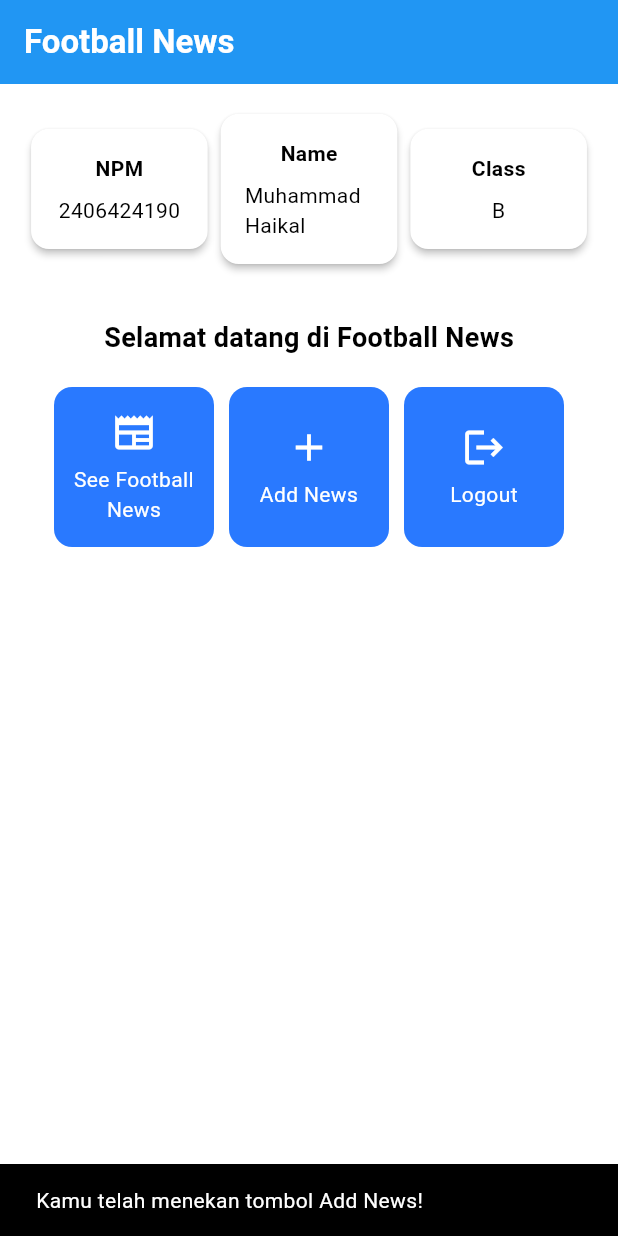
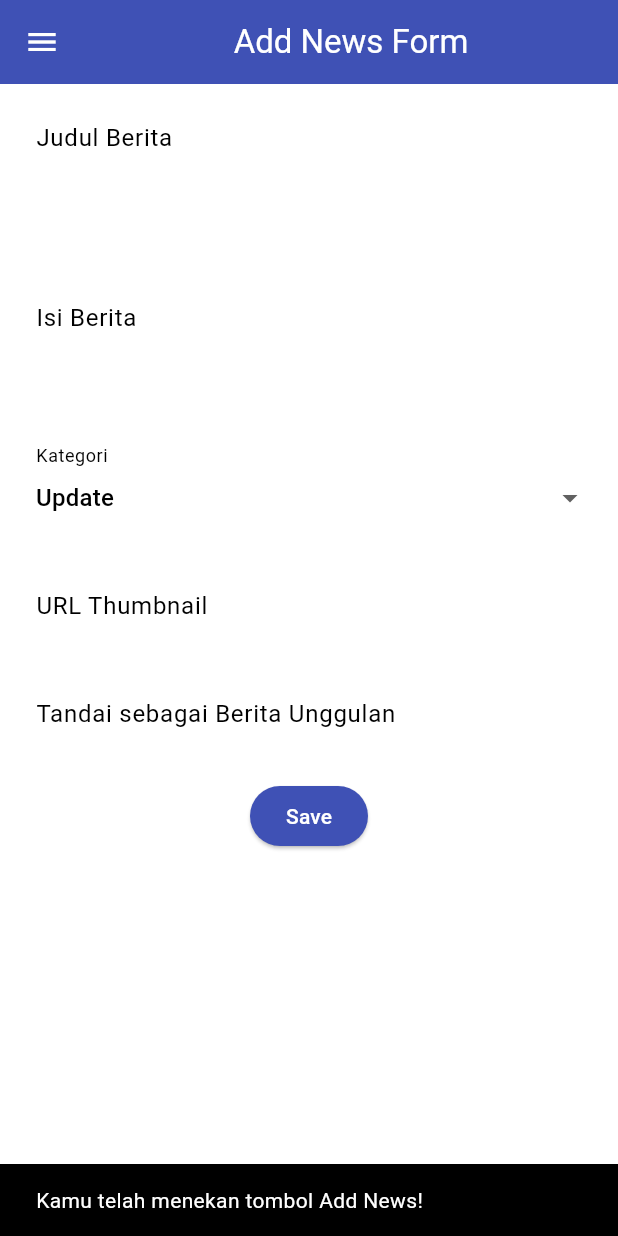
Before and after one commit to susshikan/football-news-mobile, a Flutter app: the screen it shows after launch, after a tap on "Add News", on a phone screen of 412 x 824 dp. Run offline on Flutter 3.47's test engine with Material 3 defaults, Android fonts, the phone set to English and light mode, and no system bars.

Commit message:
tutorial 7 selesai

```diff
--- a/football_news/lib/menu.dart
+++ b/football_news/lib/menu.dart
@@ -1,4 +1,6 @@
 import 'package:flutter/material.dart';
+import 'package:football_news/widgets/left_drawer.dart';
+import 'package:football_news/newslist_form.dart';
 
 class MyHomePage extends StatelessWidget {
   MyHomePage({super.key});
@@ -24,6 +26,7 @@ class MyHomePage extends StatelessWidget {
         // Warna latar belakang AppBar diambil dari skema warna tema aplikasi.
         backgroundColor: Theme.of(context).colorScheme.primary,
       ),
+      drawer: LeftDrawer(),
       // Body halaman dengan padding di sekelilingnya.
       body: Padding(
         padding: const EdgeInsets.all(16.0),
@@ -159,6 +162,11 @@ class ItemCard extends StatelessWidget {
             ..showSnackBar(
               SnackBar(content: Text("Kamu telah menekan tombol ${item.name}!"))
             );
+          if (item.name == "Add News") {
+
+            Navigator.push(context,
+            MaterialPageRoute(builder: (context) => const NewsFormPage()));
+          }
         },
         // Container untuk menyimpan Icon dan Text
         child: Container(
--- /dev/null
+++ b/football_news/lib/newslist_form.dart
@@ -0,0 +1,210 @@
+import 'package:flutter/material.dart';
+import 'package:football_news/widgets/left_drawer.dart';
+
+
+class NewsFormPage extends StatefulWidget {
+    const NewsFormPage({super.key});
+
+    @override
+    State<NewsFormPage> createState() => _NewsFormPageState();
+}
+
+class _NewsFormPageState extends State<NewsFormPage> {
+    final _formKey = GlobalKey<FormState>();
+    String _title = "";
+    String _content = "";
+    String _category = "update"; // default
+    String _thumbnail = "";
+    bool _isFeatured = false; // default
+    final List<String> _categories = [
+    'transfer',
+    'update',
+    'exclusive',
+    'match',
+    'rumor',
+    'analysis',
+  ];
+    @override
+    Widget build(BuildContext context) {
+        return Scaffold(
+          appBar: AppBar(
+            title: const Center(
+              child: Text(
+                'Add News Form',
+              ),
+            ),
+            backgroundColor: Colors.indigo,
+            foregroundColor: Colors.white,
+          ),
+          drawer: LeftDrawer(),
+          body: Form(
+            key: _formKey,
+            child: SingleChildScrollView(child: Column(
+            crossAxisAlignment: CrossAxisAlignment.start,
+            children:[
+              // === Title ===
+              Padding(
+                padding: const EdgeInsets.all(8.0),
+                child: TextFormField(
+                  decoration: InputDecoration(
+                    hintText: "Judul Berita",
+                    labelText: "Judul Berita",
+                    border: OutlineInputBorder(
+                      borderRadius: BorderRadius.circular(5.0),
+                    ),
+                  ),
+                  onChanged: (String? value) {
+                    setState(() {
+                      _title = value!;
+                    });
+                  },
+                  validator: (String? value) {
+                    if (value == null || value.isEmpty) {
+                      return "Judul tidak boleh kosong!";
+                    }
+                    return null;
+                  },
+                ),
+              ),
+                // === Content ===
+          Padding(
+            padding: const EdgeInsets.all(8.0),
+            child: TextFormField(
+              maxLines: 5,
+              decoration: InputDecoration(
+                hintText: "Isi Berita",
+                labelText: "Isi Berita",
+                border: OutlineInputBorder(
+                  borderRadius: BorderRadius.circular(5.0),
+                ),
+              ),
+              onChanged: (String? value) {
+                setState(() {
+                  _content = value!;
+                });
+              },
+              validator: (String? value) {
+                if (value == null || value.isEmpty) {
+                  return "Isi berita tidak boleh kosong!";
+                }
+                return null;
+              },
+            ),
+          ),
+
+          // === Category ===
+          Padding(
+            padding: const EdgeInsets.all(8.0),
+            child: DropdownButtonFormField<String>(
+              decoration: InputDecoration(
+                labelText: "Kategori",
+                border: OutlineInputBorder(
+                  borderRadius: BorderRadius.circular(5.0),
+                ),
+              ),
+              value: _category,
+              items: _categories
+                  .map((cat) => DropdownMenuItem(
+                        value: cat,
+                        child: Text(
+                            cat[0].toUpperCase() + cat.substring(1)),
+                      ))
+                  .toList(),
+              onChanged: (String? newValue) {
+                setState(() {
+                  _category = newValue!;
+                });
+              },
+            ),
+          ),
+
+          // === Thumbnail URL ===
+          Padding(
+            padding: const EdgeInsets.all(8.0),
+            child: TextFormField(
+              decoration: InputDecoration(
+                hintText: "URL Thumbnail (opsional)",
+                labelText: "URL Thumbnail",
+                border: OutlineInputBorder(
+                  borderRadius: BorderRadius.circular(5.0),
+                ),
+              ),
+              onChanged: (String? value) {
+                setState(() {
+                  _thumbnail = value!;
+                });
+              },
+            ),
+          ),
+
+          // === Is Featured ===
+          Padding(
+            padding: const EdgeInsets.all(8.0),
+            child: SwitchListTile(
+              title: const Text("Tandai sebagai Berita Unggulan"),
+              value: _isFeatured,
+              onChanged: (bool value) {
+                setState(() {
+                  _isFeatured = value;
+                });
+              },
+            ),
+          ),
+              // === Tombol Simpan ===
+          Align(
+            alignment: Alignment.bottomCenter,
+            child: Padding(
+              padding: const EdgeInsets.all(8.0),
+              child: ElevatedButton(
+                style: ButtonStyle(
+                            backgroundColor:
+                                MaterialStateProperty.all(Colors.indigo),
+                          ),
+                          onPressed: () {
+                            if (_formKey.currentState!.validate()) {
+                              showDialog(
+                                context: context,
+                                builder: (context) {
+                                  return AlertDialog(
+                                    title: const Text('Produk berhasil tersimpan'),
+                                    content: SingleChildScrollView(
+                                      child: Column(
+                                        crossAxisAlignment:
+                                            CrossAxisAlignment.start,
+                                        children: [
+                                          Text('Judul: $_title'),
+                                            Text('Isi: $_content'),
+                                            Text('Kategori: $_category'),
+                                            Text('Thumbnail: $_thumbnail'),
+                                            Text(
+                                                'Unggulan: ${_isFeatured ? "Ya" : "Tidak"}'),
+                                        ],
+                                      ),
+                                    ),
+                                    actions: [
+                                      TextButton(
+                                        child: const Text('OK'),
+                                        onPressed: () {
+                                          Navigator.pop(context);
+                                          _formKey.currentState!.reset();
+                                        },
+                                      ),
+                                    ],
+                                  );
+                                },
+                              );
+
+                            }
+                          },
+                          child: const Text(
+                            "Save",
+                            style: TextStyle(color: Colors.white),
+                          ),
+              ),
+            ),
+          ),
+            ],
+          )),
+        ),);
+    }
+}
--- /dev/null
+++ b/football_news/lib/widgets/left_drawer.dart
@@ -0,0 +1,68 @@
+import 'package:flutter/material.dart';
+import 'package:football_news/menu.dart';
+import 'package:football_news/newslist_form.dart';
+
+class LeftDrawer extends StatelessWidget {
+  const LeftDrawer({super.key});
+
+  @override
+  Widget build(BuildContext context) {
+    return Drawer(
+      child: ListView(
+        children: [
+          const DrawerHeader(
+              decoration: BoxDecoration(
+              color: Colors.blue,
+            ),
+            child: Column(
+              children: [
+                Text(
+                  'Football News',
+                  textAlign: TextAlign.center,
+                  style: TextStyle(
+                    fontSize: 30,
+                    fontWeight: FontWeight.bold,
+                    color: Colors.white,
+                  ),
+                ),
+                Padding(padding: EdgeInsets.all(10)),
+                Text("Seluruh berita sepak bola terkini di sini!",
+                    // TODO: Tambahkan gaya teks dengan center alignment, font ukuran 15, warna putih, dan weight biasa
+                    ),
+              ],
+            ),
+          ),
+          ListTile(
+            leading: const Icon(Icons.home_outlined),
+            title: const Text('Home'),
+            // Bagian redirection ke MyHomePage
+            onTap: () {
+              Navigator.pushReplacement(
+                  context,
+                  MaterialPageRoute(
+                    builder: (context) => MyHomePage(),
+                  ));
+            },
+          ),
+          ListTile(
+            leading: const Icon(Icons.post_add),
+            title: const Text('Add News'),
+            // Bagian redirection ke NewsFormPage
+            onTap: () {
+              /*
+              TODO: Buatlah routing ke NewsFormPage di sini,
+              setelah halaman NewsFormPage sudah dibuat.
+              */
+              Navigator.pushReplacement(
+                  context,
+                  MaterialPageRoute(
+                    builder: (context) => NewsFormPage(),
+                  ));
+
+            },
+          ),
+                  ],
+                ),
+              );
+  }
+}
```
